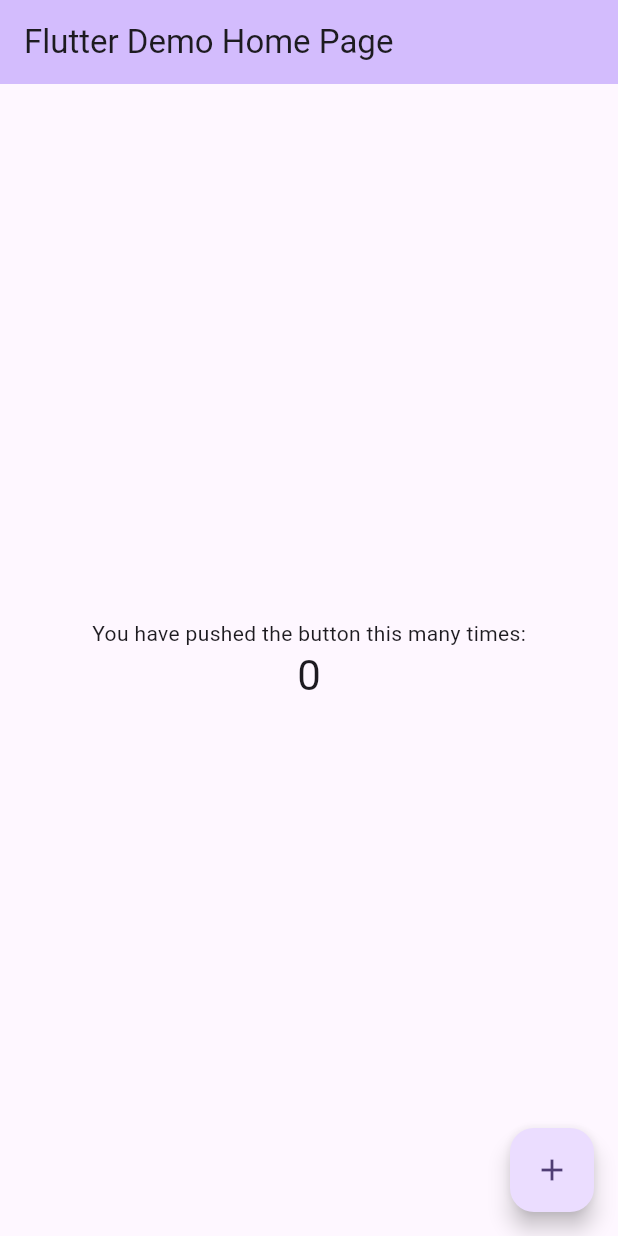
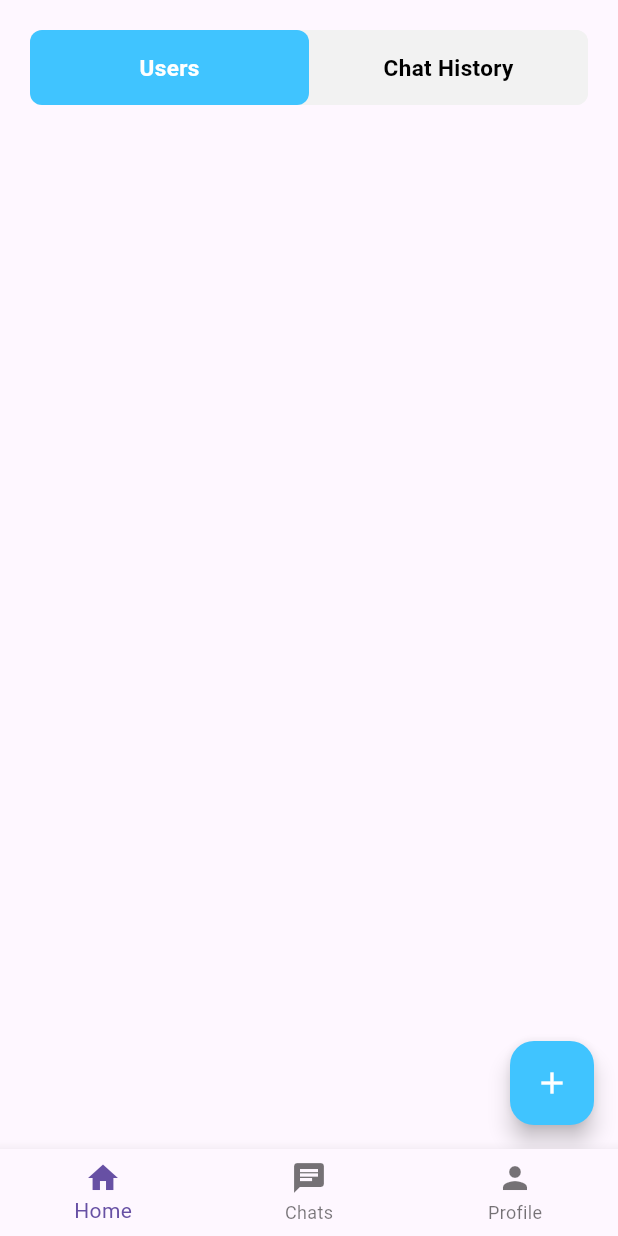
Before and after one commit to AslinGeo/-Mini-Chat-Application, a Flutter app: the screen it shows after launch, on a phone screen of 412 x 824 dp. Run offline on Flutter 3.47's test engine with Material 3 defaults, Android fonts, the phone set to English and light mode, and no system bars; our stand-ins replace flutter_bloc, get_it, go_router.

Commit message:
Refactor project structure and update application name to 'mini_chat' and completed bottom nav bar

```diff
--- /dev/null
+++ b/lib/app/core/constants/app_colors.dart
@@ -0,0 +1,8 @@
+import 'package:flutter/widgets.dart';
+
+class AppColors {
+  static const Color lightBlue = Color(0xFF40C4FF);
+  static const Color white = Color(0xFFFFFFFF);
+  static const Color black = Color(0xFF000000);
+  static const Color lightGray = Color(0xFFF2F2F2);
+}
--- /dev/null
+++ b/lib/app/core/constants/app_strings.dart
@@ -0,0 +1,4 @@
+class AppStrings {
+  static const usersList = "Users";
+  static const chatHistory = "Chat History";
+}
--- a/lib/app/core/index.dart
+++ b/lib/app/core/index.dart
@@ -0,0 +1,8 @@
+export 'routes/nav.dart';
+export 'routes/app_router.dart';
+export 'routes/route_paths.dart';
+
+// constants
+
+export 'constants/app_strings.dart';
+export 'constants/app_colors.dart';
--- /dev/null
+++ b/lib/app/core/routes/app_router.dart
@@ -0,0 +1,19 @@
+import 'package:go_router/go_router.dart';
+import 'package:mini_chat/app/core/index.dart';
+import 'package:mini_chat/app/views/index.dart';
+
+final GoRouter appRouter = GoRouter(
+  initialLocation: RoutePaths.main,
+  routes: [
+    GoRoute(
+      path: RoutePaths.home,
+      name: 'home',
+      builder: (context, state) => HomeScreen(),
+    ),
+    GoRoute(
+      path: RoutePaths.main,
+      name: 'main',
+      builder: (context, state) => MainScreen(),
+    ),
+  ],
+);
--- /dev/null
+++ b/lib/app/core/routes/nav.dart
@@ -0,0 +1,16 @@
+import 'package:flutter/material.dart';
+import 'package:go_router/go_router.dart';
+
+class Nav {
+  static void go(BuildContext context, String route, {Object? extra}) {
+    context.go(route, extra: extra);
+  }
+
+  static void push(BuildContext context, String route, {Object? extra}) {
+    context.push(route, extra: extra);
+  }
+
+  static void replace(BuildContext context, String route, {Object? extra}) {
+    context.go(route, extra: extra);
+  }
+}
--- /dev/null
+++ b/lib/app/core/routes/route_paths.dart
@@ -0,0 +1,5 @@
+class RoutePaths {
+
+  static const String home = '/home';
+  static const String main = '/main';
+}
--- /dev/null
+++ b/lib/app/locator.dart
@@ -0,0 +1,8 @@
+import 'package:get_it/get_it.dart';
+import 'package:mini_chat/app/viewModels/bottom_nav/bottom_nav_bloc.dart';
+
+final sl = GetIt.instance; // Service Locator
+
+void setupLocator() {
+    sl.registerFactory<BottomNavBloc>(() => BottomNavBloc());
+}
--- /dev/null
+++ b/lib/app/views/home/home.dart
@@ -0,0 +1,79 @@
+import 'package:flutter/material.dart';
+import 'package:mini_chat/app/core/index.dart';
+import 'package:mini_chat/app/views/index.dart';
+
+class HomeScreen extends StatefulWidget {
+  const HomeScreen({super.key});
+
+  @override
+  State<HomeScreen> createState() => _HomeScreenState();
+}
+
+class _HomeScreenState extends State<HomeScreen> {
+  String whichView = AppStrings.usersList;
+  @override
+  Widget build(BuildContext context) {
+    return SafeArea(
+      child: Scaffold(
+        body: Column(children: [SizedBox(height: 20), toggleSection()]),
+        floatingActionButton: FloatingActionButton(
+          backgroundColor: AppColors.lightBlue,
+          onPressed: () {},
+          child: Icon(Icons.add, color: AppColors.white),
+        ),
+      ),
+    );
+  }
+
+  Widget toggleSection() {
+    return Padding(
+      padding: const EdgeInsets.symmetric(horizontal: 20),
+      child: Container(
+        height: 50,
+        width: double.infinity,
+        decoration: BoxDecoration(
+          borderRadius: BorderRadius.circular(8),
+          color: AppColors.lightGray,
+        ),
+        child: Row(
+          children: [
+            Expanded(
+              child: CommonButton(
+                height: 50,
+                text: AppStrings.usersList,
+                backgroundColor: whichView == AppStrings.usersList
+                    ? AppColors.lightBlue
+                    : AppColors.lightGray,
+                textColor: whichView == AppStrings.usersList
+                    ? AppColors.white
+                    : AppColors.black,
+                onPressed: () {
+                  setState(() {
+                    whichView = AppStrings.usersList;
+                  });
+                },
+              ),
+            ),
+            Expanded(
+              child: CommonButton(
+                height: 50,
+                text: AppStrings.chatHistory,
+                backgroundColor: whichView == AppStrings.chatHistory
+                    ? AppColors.lightBlue
+                    : AppColors.lightGray,
+                textColor: whichView == AppStrings.chatHistory
+                    ? AppColors.white
+                    : AppColors.black,
+                onPressed: () {
+                  setState(() {
+                    whichView = AppStrings.chatHistory;
+                  });
+                },
+              ),
+            ),
+          ],
+        ),
+      ),
+    );
+  }
+}
--- a/lib/app/views/index.dart
+++ b/lib/app/views/index.dart
@@ -1,2 +1,8 @@
 // main screen
 export 'main/main_screen.dart';
+
+// home screen
+export 'home/home.dart';
+
+// widgets
+export 'widgets/common_button.dart';
--- a/lib/app/views/main/main_screen.dart
+++ b/lib/app/views/main/main_screen.dart
@@ -1,18 +1,14 @@
 import 'package:flutter/material.dart';
 import 'package:flutter_bloc/flutter_bloc.dart';
-
 import '../../viewModels/index.dart';
+import '../index.dart';
 
 class MainScreen extends StatelessWidget {
   const MainScreen({super.key});
 
   @override
   Widget build(BuildContext context) {
-    final pages = [
-      const HomeScreen(),
-      const PlaceholderScreen(title: 'Tab 2'),
-      const PlaceholderScreen(title: 'Tab 3'),
-    ];
+    final pages = [const HomeScreen(), Container(), Container()];
 
     return BlocBuilder<BottomNavBloc, BottomNavState>(
       builder: (context, state) {
--- /dev/null
+++ b/lib/app/views/widgets/common_button.dart
@@ -0,0 +1,51 @@
+import 'package:flutter/material.dart';
+
+class CommonButton extends StatelessWidget {
+  final String text;
+  final VoidCallback onPressed;
+  final double? width;
+  final double height;
+  final Color backgroundColor;
+  final Color textColor;
+  final double fontSize;
+  final Color borderColor;
+
+  const CommonButton({
+    super.key,
+    required this.text,
+    required this.onPressed,
+    this.width,
+    this.height = 40,
+    this.backgroundColor = const Color(0xff245D6B),
+    this.borderColor = Colors.transparent,
+    this.textColor = Colors.white,
+    this.fontSize = 15,
+  });
+
+  @override
+  Widget build(BuildContext context) {
+    return GestureDetector(
+      onTap: onPressed,
+      child: Container(
+        height: height,
+        width: width,
+        decoration: BoxDecoration(
+          color: backgroundColor,
+          borderRadius: BorderRadius.circular(8),
+          border: Border.all(color: borderColor),
+        ),
+        child: Center(
+          child: Text(
+            text,
+            style: TextStyle(
+              fontSize: fontSize,
+              fontWeight: FontWeight.bold,
+
+              color: textColor,
+            ),
+          ),
+        ),
+      ),
+    );
+  }
+}
--- a/lib/main.dart
+++ b/lib/main.dart
@@ -1,121 +1,26 @@
 import 'package:flutter/material.dart';
+import 'package:flutter_bloc/flutter_bloc.dart';
+import 'package:mini_chat/app/core/routes/app_router.dart';
+import 'package:mini_chat/app/locator.dart';
+import 'package:mini_chat/app/viewModels/bottom_nav/bottom_nav_bloc.dart';
 
 void main() {
+  WidgetsFlutterBinding.ensureInitialized();
+  setupLocator();
   runApp(const MyApp());
 }
 
 class MyApp extends StatelessWidget {
   const MyApp({super.key});
 
-  // This widget is the root of your application.
   @override
   Widget build(BuildContext context) {
-    return MaterialApp(
-      title: 'Flutter Demo',
-      theme: ThemeData(
-        // This is the theme of your application.
-        //
-        // TRY THIS: Try running your application with "flutter run". You'll see
-        // the application has a purple toolbar. Then, without quitting the app,
-        // try changing the seedColor in the colorScheme below to Colors.green
-        // and then invoke "hot reload" (save your changes or press the "hot
-        // reload" button in a Flutter-supported IDE, or press "r" if you used
-        // the command line to start the app).
-        //
-        // Notice that the counter didn't reset back to zero; the application
-        // state is not lost during the reload. To reset the state, use hot
-        // restart instead.
-        //
-        // This works for code too, not just values: Most code changes can be
-        // tested with just a hot reload.
-        colorScheme: .fromSeed(seedColor: Colors.deepPurple),
-      ),
-      home: const MyHomePage(title: 'Flutter Demo Home Page'),
-    );
-  }
-}
+    return MultiBlocListener(
+      listeners: [BlocProvider(create: (_) => sl<BottomNavBloc>())],
 
-class MyHomePage extends StatefulWidget {
-  const MyHomePage({super.key, required this.title});
-
-  // This widget is the home page of your application. It is stateful, meaning
-  // that it has a State object (defined below) that contains fields that affect
-  // how it looks.
-
-  // This class is the configuration for the state. It holds the values (in this
-  // case the title) provided by the parent (in this case the App widget) and
-  // used by the build method of the State. Fields in a Widget subclass are
-  // always marked "final".
-
-  final String title;
-
-  @override
-  State<MyHomePage> createState() => _MyHomePageState();
-}
-
-class _MyHomePageState extends State<MyHomePage> {
-  int _counter = 0;
-
-  void _incrementCounter() {
-    setState(() {
-      // This call to setState tells the Flutter framework that something has
-      // changed in this State, which causes it to rerun the build method below
-      // so that the display can reflect the updated values. If we changed
-      // _counter without calling setState(), then the build method would not be
-      // called again, and so nothing would appear to happen.
-      _counter++;
-    });
-  }
-
-  @override
-  Widget build(BuildContext context) {
-    // This method is rerun every time setState is called, for instance as done
-    // by the _incrementCounter method above.
-    //
-    // The Flutter framework has been optimized to make rerunning build methods
-    // fast, so that you can just rebuild anything that needs updating rather
-    // than having to individually change instances of widgets.
-    return Scaffold(
-      appBar: AppBar(
-        // TRY THIS: Try changing the color here to a specific color (to
-        // Colors.amber, perhaps?) and trigger a hot reload to see the AppBar
-        // change color while the other colors stay the same.
-        backgroundColor: Theme.of(context).colorScheme.inversePrimary,
-        // Here we take the value from the MyHomePage object that was created by
-        // the App.build method, and use it to set our appbar title.
-        title: Text(widget.title),
-      ),
-      body: Center(
-        // Center is a layout widget. It takes a single child and positions it
-        // in the middle of the parent.
-        child: Column(
-          // Column is also a layout widget. It takes a list of children and
-          // arranges them vertically. By default, it sizes itself to fit its
-          // children horizontally, and tries to be as tall as its parent.
-          //
-          // Column has various properties to control how it sizes itself and
-          // how it positions its children. Here we use mainAxisAlignment to
-          // center the children vertically; the main axis here is the vertical
-          // axis because Columns are vertical (the cross axis would be
-          // horizontal).
-          //
-          // TRY THIS: Invoke "debug painting" (choose the "Toggle Debug Paint"
-          // action in the IDE, or press "p" in the console), to see the
-          // wireframe for each widget.
-          mainAxisAlignment: .center,
-          children: [
-            const Text('You have pushed the button this many times:'),
-            Text(
-              '$_counter',
-              style: Theme.of(context).textTheme.headlineMedium,
-            ),
-          ],
-        ),
-      ),
-      floatingActionButton: FloatingActionButton(
-        onPressed: _incrementCounter,
-        tooltip: 'Increment',
-        child: const Icon(Icons.add),
+      child: MaterialApp.router(
+        debugShowCheckedModeBanner: false,
+        routerConfig: appRouter,
       ),
     );
   }
--- a/pubspec.yaml
+++ b/pubspec.yaml
@@ -1,4 +1,4 @@
-name: flutter_application_4
+name: mini_chat
 description: "A new Flutter project."
 # The following line prevents the package from being accidentally published to
 # pub.dev using `flutter pub publish`. This is preferred for private packages.
```
Also changed, not shown: 6 other files.
